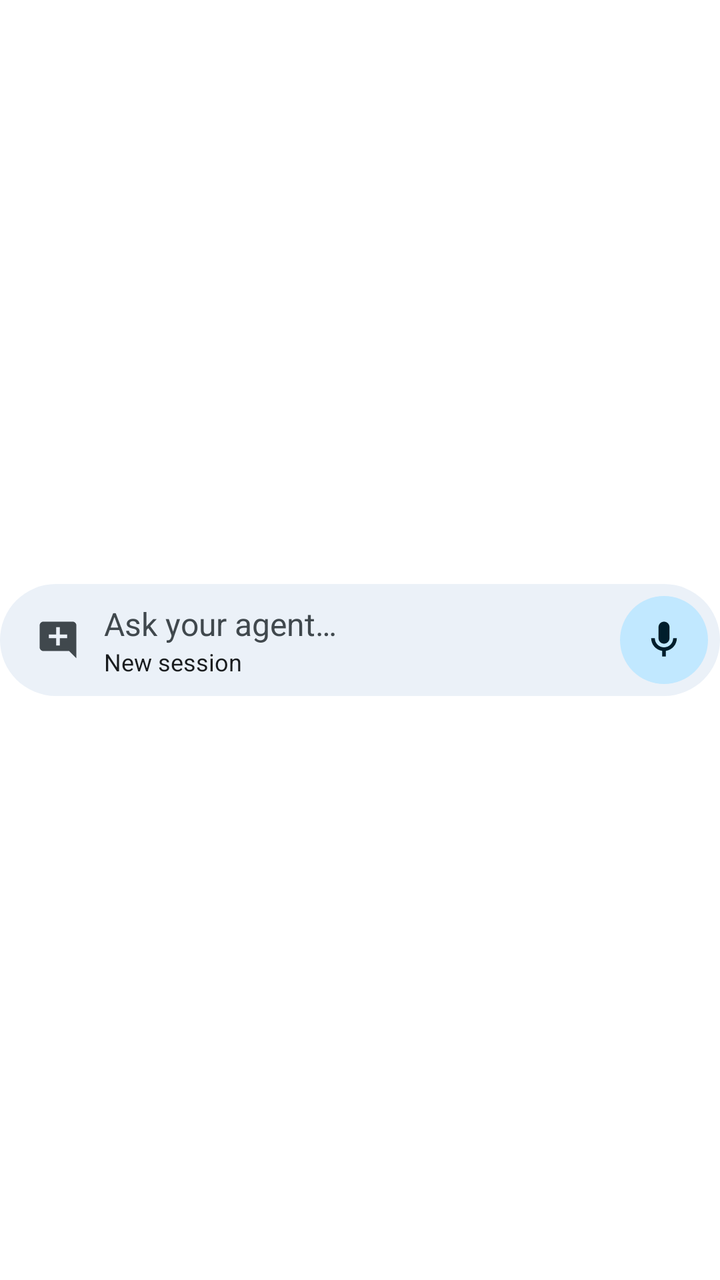
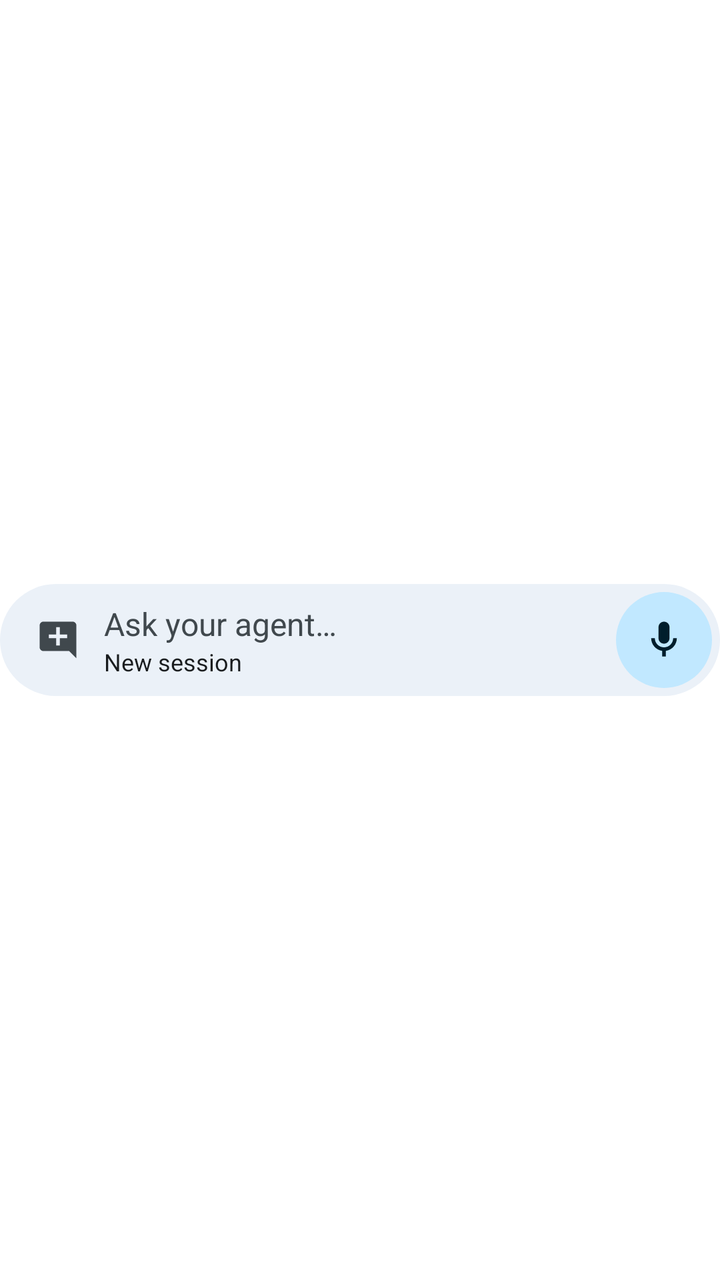

An Android layout rendered at two revisions. The XML below is the earlier revision; the diff shows what the commit changed to produce the second picture.
<!-- AndroidManifest.xml: application theme Theme.Fluxchat.Starting -->
<!-- res/layout/widget_quick.xml -->
<?xml version="1.0" encoding="utf-8"?>
<FrameLayout xmlns:android="http://schemas.android.com/apk/res/android"
    android:id="@+id/widget_root"
    android:layout_width="match_parent"
    android:layout_height="match_parent">

<LinearLayout
    android:layout_width="match_parent"
    android:layout_height="56dp"
    android:layout_gravity="center_vertical"
    android:background="@drawable/widget_bg"
    android:gravity="center_vertical"
    android:orientation="horizontal"
    android:paddingStart="18dp"
    android:paddingEnd="6dp">

    <ImageView
        android:layout_width="22dp"
        android:layout_height="22dp"
        android:importantForAccessibility="no"
        android:src="@drawable/ic_new_session"
        android:tint="@color/widget_text_dim" />

    <LinearLayout
        android:layout_width="0dp"
        android:layout_height="wrap_content"
        android:layout_marginStart="12dp"
        android:layout_weight="1"
        android:orientation="vertical">

        <TextView
            android:id="@+id/widget_title"
            android:layout_width="wrap_content"
            android:layout_height="wrap_content"
            android:ellipsize="end"
            android:maxLines="1"
            android:text="@string/new_session_hint"
            android:textColor="@color/widget_text_dim"
            android:textSize="16sp" />

        <TextView
            android:id="@+id/widget_room"
            android:layout_width="wrap_content"
            android:layout_height="wrap_content"
            android:ellipsize="end"
            android:maxLines="1"
            android:text="@string/new_session"
            android:textColor="@color/widget_text"
            android:textSize="12sp" />
    </LinearLayout>

    <ImageView
        android:id="@+id/widget_mic"
        android:layout_width="44dp"
        android:layout_height="44dp"
        android:background="@drawable/widget_mic_bg"
        android:contentDescription="@string/dictate"
        android:padding="11dp"
        android:src="@drawable/ic_mic"
        android:tint="@color/widget_on_accent" />
</LinearLayout>
</FrameLayout>
<!-- resources referenced by this layout -->
<resources>
  <color name="widget_on_accent">#FF4A4458</color>
  <color name="widget_text">#FF1D1B20</color>
  <color name="widget_text_dim">#FF625B71</color>
  <!-- drawable ic_mic (drawable) -->
  <?xml version="1.0" encoding="utf-8"?>
  <vector xmlns:android="http://schemas.android.com/apk/res/android"
      android:width="24dp" android:height="24dp" android:viewportWidth="24" android:viewportHeight="24"
      android:tint="?android:attr/colorControlNormal">
      <path android:fillColor="@android:color/white"
          android:pathData="M12,14c1.66,0 3,-1.34 3,-3V5c0,-1.66 -1.34,-3 -3,-3S9,3.34 9,5v6c0,1.66 1.34,3 3,3zM17,11c0,2.76 -2.24,5 -5,5s-5,-2.24 -5,-5H5c0,3.53 2.61,6.43 6,6.92V21h2v-3.08c3.39,-0.49 6,-3.39 6,-6.92h-2z" />
  </vector>
  <!-- drawable ic_new_session (drawable) -->
  <?xml version="1.0" encoding="utf-8"?>
  <vector xmlns:android="http://schemas.android.com/apk/res/android"
      android:width="24dp" android:height="24dp" android:viewportWidth="24" android:viewportHeight="24">
      <path android:fillColor="#FF000000"
          android:pathData="M22,4c0,-1.1 -0.9,-2 -2,-2H4c-1.1,0 -1.99,0.9 -1.99,2L2,16c0,1.1 0.9,2 2,2h14l4,4V4zM17,11h-4v4h-2v-4H7V9h4V5h2v4h4v2z" />
  </vector>
  <!-- drawable widget_bg (drawable) -->
  <?xml version="1.0" encoding="utf-8"?>
  <shape xmlns:android="http://schemas.android.com/apk/res/android" android:shape="rectangle">
      <solid android:color="@color/widget_bg" />
      <corners android:radius="28dp" />
  </shape>
  <!-- drawable widget_mic_bg (drawable) -->
  <?xml version="1.0" encoding="utf-8"?>
  <shape xmlns:android="http://schemas.android.com/apk/res/android" android:shape="oval">
      <solid android:color="@color/widget_accent" />
  </shape>
  <string name="dictate">Speak</string>
  <string name="new_session">New session</string>
  <string name="new_session_hint">Ask your agent…</string>
  <style name="Theme.Fluxchat.Starting" parent="Theme.SplashScreen">
          <item name="windowSplashScreenBackground">@color/window_light</item>
          <item name="windowSplashScreenAnimatedIcon">@mipmap/ic_launcher</item>
          <item name="postSplashScreenTheme">@style/Theme.Fluxchat</item>
      </style>
  <color name="widget_bg">#FFF3EFF7</color>
  <color name="widget_accent">#FFE8DEF8</color>
  <color name="window_light">#FFF8F9FF</color>
  <style name="Theme.Fluxchat" parent="android:Theme.Material.Light.NoActionBar">
          <item name="android:windowBackground">@color/window_light</item>
      </style>
</resources>

<!-- the commit's change to res/layout/widget_quick.xml (unified diff, before → after) -->
@@ -12,7 +12,7 @@
     android:gravity="center_vertical"
     android:orientation="horizontal"
     android:paddingStart="18dp"
-    android:paddingEnd="6dp">
+    android:paddingEnd="4dp">
 
     <ImageView
         android:layout_width="22dp"
@@ -51,11 +51,11 @@
 
     <ImageView
         android:id="@+id/widget_mic"
-        android:layout_width="44dp"
-        android:layout_height="44dp"
+        android:layout_width="48dp"
+        android:layout_height="48dp"
         android:background="@drawable/widget_mic_bg"
         android:contentDescription="@string/dictate"
-        android:padding="11dp"
+        android:padding="13dp"
         android:src="@drawable/ic_mic"
         android:tint="@color/widget_on_accent" />
 </LinearLayout>
